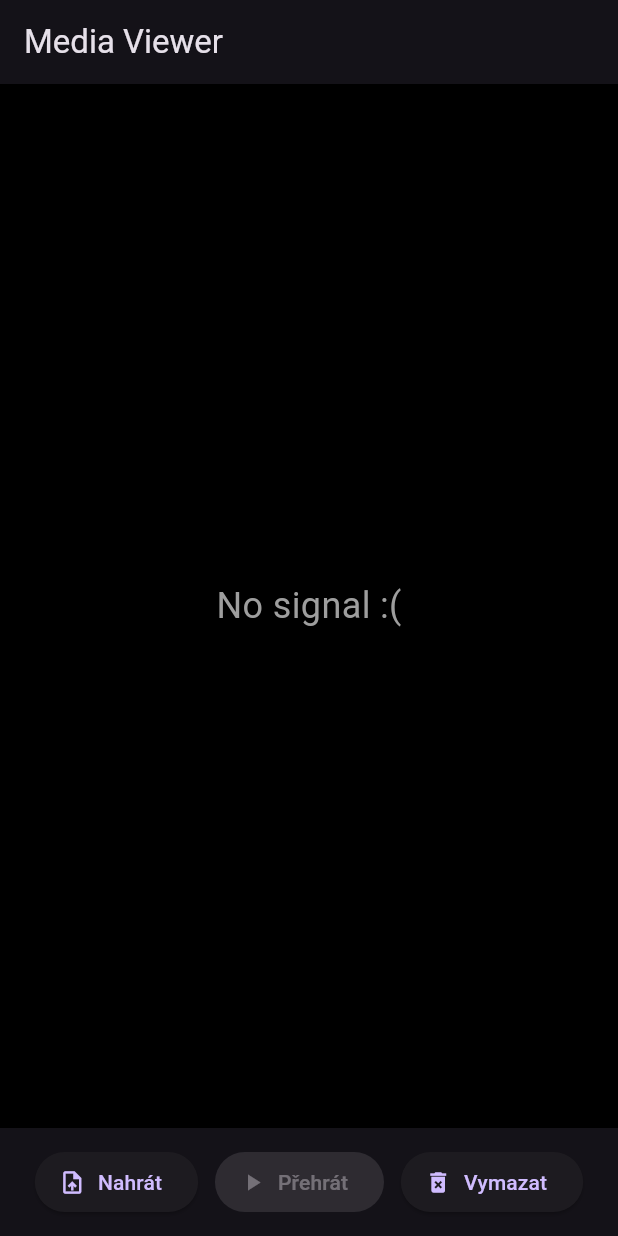
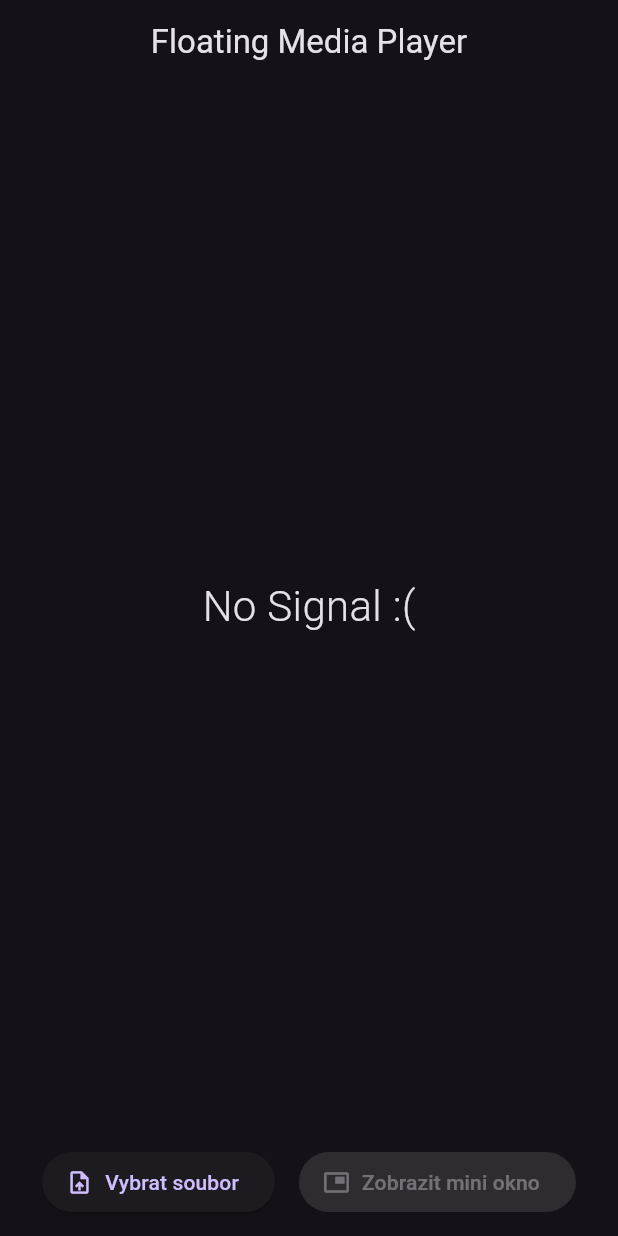
Before and after one commit to MRredstone667/flutter_screenrecorder, a Flutter app: the screen it shows after launch, on a phone screen of 412 x 824 dp. Run offline on Flutter 3.47's test engine with Material 3 defaults, Android fonts, the light colour scheme and no system bars; our stand-ins replace file_picker, video_player.

Commit message:
Auto update - 30.10.2025 18:08:12,36

```diff
--- a/lib/main.dart
+++ b/lib/main.dart
@@ -4,121 +4,127 @@ import 'package:file_picker/file_picker.dart';
 import 'package:video_player/video_player.dart';
 
 void main() {
-  runApp(const MyApp());
+  runApp(const FloatingVideoApp());
 }
 
-class MyApp extends StatelessWidget {
-  const MyApp({super.key});
+class FloatingVideoApp extends StatelessWidget {
+  const FloatingVideoApp({super.key});
 
   @override
   Widget build(BuildContext context) {
     return MaterialApp(
-      title: 'Media Viewer',
+      title: 'Floating Media Player',
       debugShowCheckedModeBanner: false,
       theme: ThemeData.dark(useMaterial3: true),
-      home: const MediaPlayerScreen(),
+      home: const FloatingMediaHome(),
     );
   }
 }
 
-class MediaPlayerScreen extends StatefulWidget {
-  const MediaPlayerScreen({super.key});
+class FloatingMediaHome extends StatefulWidget {
+  const FloatingMediaHome({super.key});
 
   @override
-  State<MediaPlayerScreen> createState() => _MediaPlayerScreenState();
+  State<FloatingMediaHome> createState() => _FloatingMediaHomeState();
 }
 
-class _MediaPlayerScreenState extends State<MediaPlayerScreen> {
-  File? _selectedFile;
-  VideoPlayerController? _controller;
-  bool _isVideo = false;
-  bool _isInitialized = false;
+class _FloatingMediaHomeState extends State<FloatingMediaHome> {
+  File? selectedFile;
+  VideoPlayerController? videoController;
+  bool isVideo = false;
+  bool isFloating = false;
 
-  Future<void> _pickMedia() async {
-    final result = await FilePicker.platform.pickFiles(type: FileType.media);
-    if (result == null) return;
+  Future<void> pickFile() async {
+    final result = await FilePicker.platform.pickFiles(
+      type: FileType.custom,
+      allowedExtensions: ['mp4', 'mov', 'png', 'jpg', 'jpeg'],
+    );
 
-    final path = result.files.single.path!;
-    final file = File(path);
-    final extension = path.split('.').last.toLowerCase();
+    if (result != null) {
+      final file = File(result.files.single.path!);
+      final ext = file.path.split('.').last.toLowerCase();
 
-    setState(() {
-      _selectedFile = file;
-      _isVideo = ['mp4', 'mov', 'avi', 'mkv'].contains(extension);
-      _isInitialized = false;
-    });
+      setState(() {
+        selectedFile = file;
+        isVideo = ['mp4', 'mov'].contains(ext);
+        isFloating = false;
+      });
 
-    if (_isVideo) {
-      _controller?.dispose();
-      _controller = VideoPlayerController.file(file)
-        ..initialize().then((_) {
-          _controller!.setLooping(true);
-          _controller!.play();
-          setState(() {
-            _isInitialized = true;
+      if (isVideo) {
+        videoController?.dispose();
+        videoController = VideoPlayerController.file(file)
+          ..setLooping(true)
+          ..initialize().then((_) {
+            setState(() {});
+            videoController!.play();
           });
-        });
+      }
     }
   }
 
-  void _togglePlayPause() {
-    if (_controller == null || !_controller!.value.isInitialized) return;
+  void toggleFloating() {
     setState(() {
-      if (_controller!.value.isPlaying) {
-        _controller!.pause();
-      } else {
-        _controller!.play();
-      }
-    });
-  }
-
-  void _clearMedia() {
-    _controller?.dispose();
-    setState(() {
-      _selectedFile = null;
-      _controller = null;
-      _isVideo = false;
-      _isInitialized = false;
+      isFloating = !isFloating;
     });
   }
 
   @override
   void dispose() {
-    _controller?.dispose();
+    videoController?.dispose();
     super.dispose();
-  }
-
-  Widget _buildMediaView() {
-    if (_selectedFile == null) {
-      return const Center(
-        child: Text(
-          "No signal :(",
-          style: TextStyle(fontSize: 24, color: Colors.grey),
-        ),
-      );
-    }
-
-    if (_isVideo) {
-      if (_controller != null && _isInitialized) {
-        return AspectRatio(
-          aspectRatio: _controller!.value.aspectRatio,
-          child: VideoPlayer(_controller!),
-        );
-      } else {
-        return const Center(child: CircularProgressIndicator());
-      }
-    } else {
-      return Image.file(_selectedFile!, fit: BoxFit.contain);
-    }
   }
 
   @override
   Widget build(BuildContext context) {
     return Scaffold(
-      appBar: AppBar(title: const Text('Media Viewer')),
-      body: Container(
-        color: Colors.black,
-        child: Center(child: _buildMediaView()),
+      appBar: AppBar(
+        title: const Text('Floating Media Player'),
+        centerTitle: true,
+      ),
+      body: Stack(
+        children: [
+          Center(
+            child: selectedFile == null
+                ? const Text(
+                    'No Signal :(',
+                    style: TextStyle(fontSize: 28, fontWeight: FontWeight.w300),
+                  )
+                : isVideo
+                    ? AspectRatio(
+                        aspectRatio: videoController!.value.aspectRatio,
+                        child: VideoPlayer(videoController!),
+                      )
+                    : Image.file(selectedFile!),
+          ),
+          if (isFloating && selectedFile != null)
+            Positioned(
+              right: 20,
+              bottom: 20,
+              child: GestureDetector(
+                onPanUpdate: (details) {
+                  setState(() {
+                    final pos = Offset(
+                      details.globalPosition.dx,
+                      details.globalPosition.dy,
+                    );
+                  });
+                },
+                child: Container(
+                  width: 180,
+                  height: 120,
+                  decoration: BoxDecoration(
+                    color: Colors.black.withOpacity(0.8),
+                    borderRadius: BorderRadius.circular(16),
+                    border: Border.all(color: Colors.white30),
+                  ),
+                  clipBehavior: Clip.hardEdge,
+                  child: isVideo
+                      ? VideoPlayer(videoController!)
+                      : Image.file(selectedFile!, fit: BoxFit.cover),
+                ),
+              ),
+            ),
+        ],
       ),
       bottomNavigationBar: Padding(
         padding: const EdgeInsets.all(12.0),
@@ -126,24 +132,23 @@ class _MediaPlayerScreenState extends State<MediaPlayerScreen> {
           mainAxisAlignment: MainAxisAlignment.spaceEvenly,
           children: [
             ElevatedButton.icon(
-              onPressed: _pickMedia,
+              onPressed: pickFile,
               icon: const Icon(Icons.upload_file),
-              label: const Text("Nahrát"),
+              label: const Text('Vybrat soubor'),
             ),
             ElevatedButton.icon(
-              onPressed: _isVideo && _isInitialized ? _togglePlayPause : null,
-              icon: Icon(
-                _controller != null && _controller!.value.isPlaying
-                    ? Icons.pause
-                    : Icons.play_arrow,
+              onPressed: selectedFile != null ? toggleFloating : null,
+              icon: const Icon(Icons.picture_in_picture),
+              label: Text(isFloating ? 'Zavřít mini okno' : 'Zobrazit mini okno'),
+            ),
+            if (isVideo)
+              Checkbox(
+                value: videoController?.value.isLooping ?? false,
+                onChanged: (val) {
+                  videoController?.setLooping(val ?? true);
+                  setState(() {});
+                },
               ),
-              label: const Text("Přehrát"),
-            ),
-            ElevatedButton.icon(
-              onPressed: _clearMedia,
-              icon: const Icon(Icons.delete_forever),
-              label: const Text("Vymazat"),
-            ),
           ],
         ),
       ),
```
Also changed, not shown: 2 other files.
